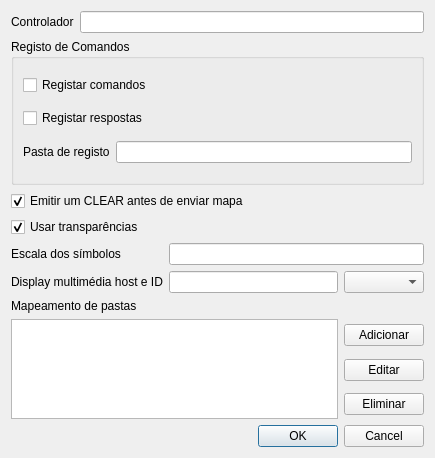
Qt form config_dialog_base.ui (SrNetoChan/QGIS2GisOn3dMap) before a commit.
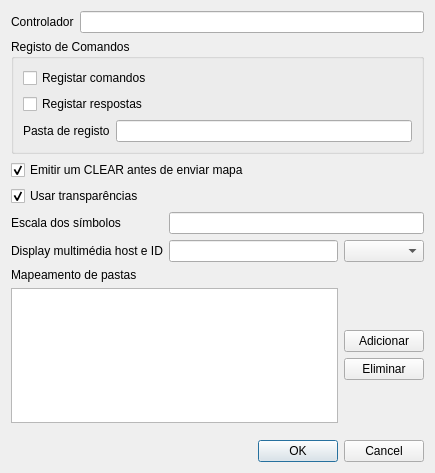
The same form after that commit. Icons and pictures are not drawn.

Commit message: File mapping GUI and funtionality

Patch:
```diff
--- a/config_dialog_base.ui
+++ b/config_dialog_base.ui
@@ -10,7 +10,7 @@
     <x>0</x>
     <y>0</y>
     <width>435</width>
-    <height>458</height>
+    <height>473</height>
    </rect>
   </property>
   <property name="sizePolicy">
@@ -36,23 +36,22 @@
    <bool>false</bool>
   </property>
   <layout class="QGridLayout" name="gridLayout">
-   <item row="8" column="2">
-    <widget class="QPushButton" name="addPushButton">
+   <item row="10" column="2">
+    <widget class="QPushButton" name="deletePushButton">
+     <property name="enabled">
+      <bool>true</bool>
+     </property>
      <property name="locale">
       <locale language="Portuguese" country="Portugal"/>
      </property>
      <property name="text">
-      <string>Adicionar</string>
+      <string>Eliminar</string>
      </property>
-    </widget>
-   </item>
-   <item row="9" column="2">
-    <widget class="QPushButton" name="editPushButton">
-     <property name="locale">
-      <locale language="Portuguese" country="Portugal"/>
+     <property name="autoDefault">
+      <bool>true</bool>
      </property>
-     <property name="text">
-      <string>Editar</string>
+     <property name="default">
+      <bool>false</bool>
      </property>
     </widget>
    </item>
@@ -135,7 +134,7 @@
    <item row="6" column="2">
     <widget class="QComboBox" name="display_multimedia"/>
    </item>
-   <item row="11" column="0" colspan="3">
+   <item row="13" column="0" colspan="3">
     <widget class="QDialogButtonBox" name="button_box">
      <property name="orientation">
       <enum>Qt::Horizontal</enum>
@@ -218,17 +217,20 @@
      </property>
     </widget>
    </item>
-   <item row="10" column="2">
-    <widget class="QPushButton" name="deletePushButton">
-     <property name="locale">
-      <locale language="Portuguese" country="Portugal"/>
+   <item row="12" column="2">
+    <spacer name="verticalSpacer">
+     <property name="orientation">
+      <enum>Qt::Vertical</enum>
      </property>
-     <property name="text">
-      <string>Eliminar</string>
+     <property name="sizeHint" stdset="0">
+      <size>
+       <width>20</width>
+       <height>40</height>
+      </size>
      </property>
-    </widget>
+    </spacer>
    </item>
-   <item row="8" column="0" rowspan="3" colspan="2">
+   <item row="8" column="0" rowspan="4" colspan="2">
     <widget class="QTableView" name="filemap_tv">
      <property name="minimumSize">
       <size>
@@ -241,6 +243,16 @@
      </property>
     </widget>
    </item>
+   <item row="9" column="2">
+    <widget class="QPushButton" name="addPushButton">
+     <property name="locale">
+      <locale language="Portuguese" country="Portugal"/>
+     </property>
+     <property name="text">
+      <string>Adicionar</string>
+     </property>
+    </widget>
+   </item>
   </layout>
  </widget>
  <resources/>
```
Left out of the diff: 6 changed lines with no effect on the pictures. The commit also changes 4 other files.
